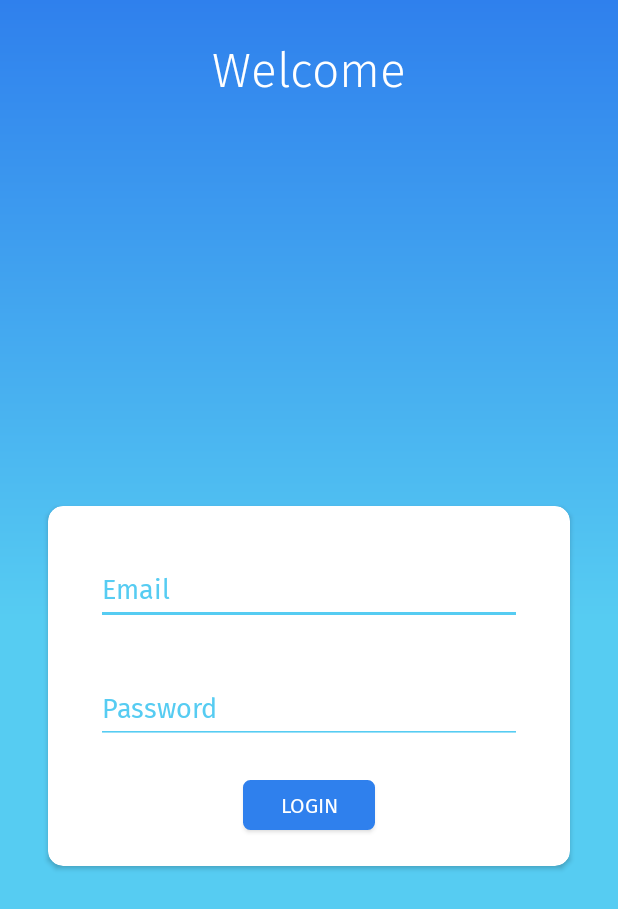
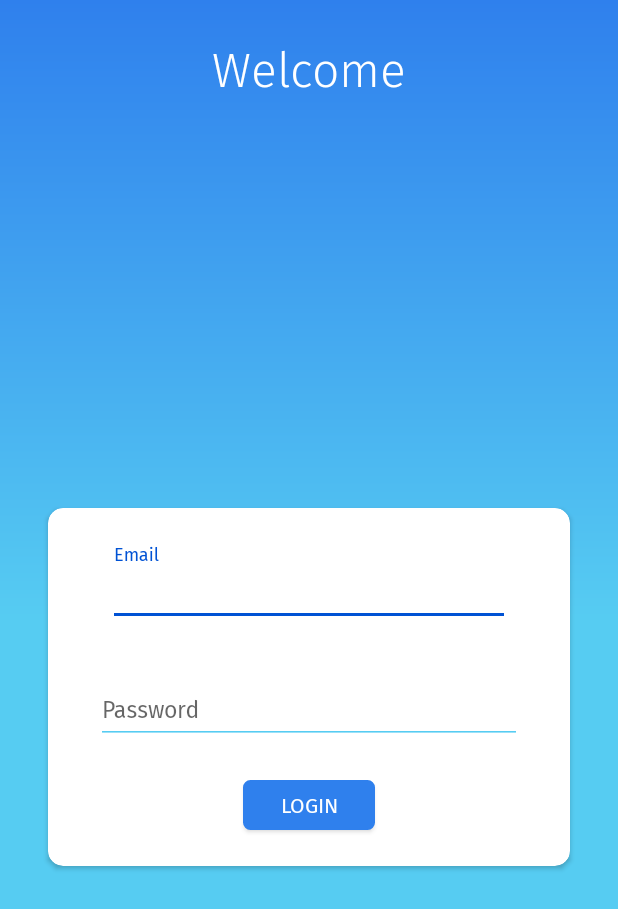
Before and after one commit to pixylife/Scholiki-Android-, an Android app: the LoginActivity screen opened directly, with no data from a screen before it, on a phone screen of 412 x 824 dp. Shown: the top 909 px of the screen. Run offline under Robolectric (Android 15) with nearby library versions, the phone set to English and light mode, and no system bars; our stand-ins replace Firebase (no records; nobody signed in at launch, a user with empty details on screens opened directly); libraries missing offline, so code that uses them is left out: es.dmoral.toasty; 2 statements that could not run were skipped.

Commit message:
Changed edit text field in login page

```diff
--- a/app/src/main/res/layout/activity_login.xml
+++ b/app/src/main/res/layout/activity_login.xml
@@ -30,39 +30,71 @@
                     android:fontFamily="@font/fira_sans_regular"
                     android:background="@drawable/btn_bg_blue"
                     android:textColor="@android:color/white"
-                    app:layout_constraintTop_toBottomOf="@+id/edtPassword"
-                    app:layout_constraintStart_toStartOf="@+id/edtPassword"
-                    app:layout_constraintEnd_toEndOf="@+id/edtPassword" android:layout_marginBottom="24dp"
+                    app:layout_constraintTop_toBottomOf="@+id/txtPassword"
+                    app:layout_constraintStart_toStartOf="@+id/txtPassword"
+                    app:layout_constraintEnd_toEndOf="@+id/txtPassword" android:layout_marginBottom="24dp"
                     app:layout_constraintBottom_toBottomOf="parent"/>
-            <EditText
+
+
+            <com.azio.scholiki.util.CustomTextInputLayout
+                    android:id="@+id/txtEmail"
                     android:layout_width="0dp"
                     android:layout_height="wrap_content"
-                    android:inputType="textEmailAddress"
-                    android:ems="10"
-                    android:id="@+id/edtEmail"
-                    android:hint="@string/edt_hint_email"
-                    android:textColor="@color/colorPrimary"
-                    android:textColorHint="@color/colorPrimary"
-                    app:backgroundTint="@color/colorPrimary"
-                    android:fontFamily="@font/fira_sans_regular"
-                    app:layout_constraintStart_toStartOf="parent" android:layout_marginStart="32dp"
-                    app:layout_constraintEnd_toEndOf="parent" android:layout_marginEnd="32dp"
-                    android:layout_marginTop="32dp"
-                    app:layout_constraintTop_toTopOf="parent"/>
-            <EditText
+                    android:layout_marginStart="32dp"
+                    android:layout_marginTop="24dp"
+                    android:layout_marginEnd="32dp"
+                    app:errorTextAppearance="@style/ErrorAppearance"
+                    app:layout_constraintEnd_toEndOf="parent"
+                    app:layout_constraintHorizontal_bias="0.0"
+                    app:layout_constraintStart_toStartOf="parent"
+                    app:layout_constraintTop_toTopOf="parent">
+
+                <EditText
+                        android:id="@+id/edtEmail"
+                        android:layout_width="match_parent"
+                        android:layout_height="match_parent"
+                        android:backgroundTint="@color/colorPrimary"
+                        android:ems="10"
+                        android:fontFamily="@font/fira_sans_regular"
+                        android:hint="@string/edt_hint_email"
+                        android:inputType="textEmailAddress"
+                        android:textColor="@color/colorBlack"
+                        android:textColorHint="@color/colorGrayMedium"
+                        android:textSize="15dp"
+                        android:paddingRight="10dp"
+                        app:layout_constraintEnd_toEndOf="parent"
+                        app:layout_constraintStart_toStartOf="parent"
+                        app:layout_constraintTop_toTopOf="parent" android:layout_marginStart="8dp"
+                        android:layout_marginEnd="8dp" android:layout_marginTop="24dp"/>
+
+            </com.azio.scholiki.util.CustomTextInputLayout>
+
+            <com.azio.scholiki.util.CustomTextInputLayout
+                    android:id="@+id/txtPassword"
                     android:layout_width="0dp"
                     android:layout_height="wrap_content"
-                    android:inputType="textPassword"
-                    android:ems="10"
-                    android:id="@+id/edtPassword"
-                    android:textColor="@color/colorPrimary"
-                    android:textColorHint="@color/colorPrimary"
-                    app:backgroundTint="@color/colorPrimary"
-                    android:fontFamily="@font/fira_sans_regular"
-                    android:hint="@string/edt_hint_password"
-                    app:layout_constraintStart_toStartOf="@+id/edtEmail"
-                    app:layout_constraintEnd_toEndOf="@+id/edtEmail"
-                    android:layout_marginTop="32dp" app:layout_constraintTop_toBottomOf="@+id/edtEmail"/>
+                    app:errorTextAppearance="@style/ErrorAppearance"
+                    app:layout_constraintStart_toStartOf="@+id/txtEmail"
+                    app:layout_constraintEnd_toEndOf="@+id/txtEmail"
+                    android:layout_marginTop="24dp" app:layout_constraintTop_toBottomOf="@+id/txtEmail">
+
+                <EditText
+                        android:id="@+id/edtPassword"
+                        android:layout_width="match_parent"
+                        android:layout_height="match_parent"
+                        android:backgroundTint="@color/colorPrimary"
+                        android:ems="10"
+                        android:fontFamily="@font/fira_sans_regular"
+                        android:hint="@string/edt_hint_password"
+                        android:inputType="textPassword"
+                        android:textColor="@color/colorBlack"
+                        android:textColorHint="@color/colorGrayMedium"
+                        android:textSize="15dp"
+                        android:paddingRight="10dp"
+                />
+
+            </com.azio.scholiki.util.CustomTextInputLayout>
+
         </android.support.constraint.ConstraintLayout>
     </android.support.v7.widget.CardView>
     <android.support.constraint.Guideline android:layout_width="wrap_content" android:layout_height="wrap_content"
--- a/app/src/main/res/values/colors.xml
+++ b/app/src/main/res/values/colors.xml
@@ -1,8 +1,14 @@
 <?xml version="1.0" encoding="utf-8"?>
 <resources>
+
     <color name="colorPrimary">#56CCF2</color>
     <color name="colorPrimaryDark">#2F80ED</color>
     <color name="colorAccent">#0052D4</color>
 
+    <color name="colorRed">#FF0000</color>
+    <color name="colorGrayDark">#808080</color>
+    <color name="colorBlack">#000000</color>
+    <color name="colorGrayMedium">#B1B1B1</color>
+
 
 </resources>
--- a/app/src/main/res/values/styles.xml
+++ b/app/src/main/res/values/styles.xml
@@ -16,4 +16,10 @@
         <item name="android:windowActionBar">false</item>
         <item name="android:windowNoTitle">true</item>
     </style>
+
+    <style name="ErrorAppearance" parent="@android:style/TextAppearance">
+        <item name="android:textColor">@color/colorRed</item>
+        <item name="android:textSize">10dp</item>
+    </style>
+
 </resources>
```
